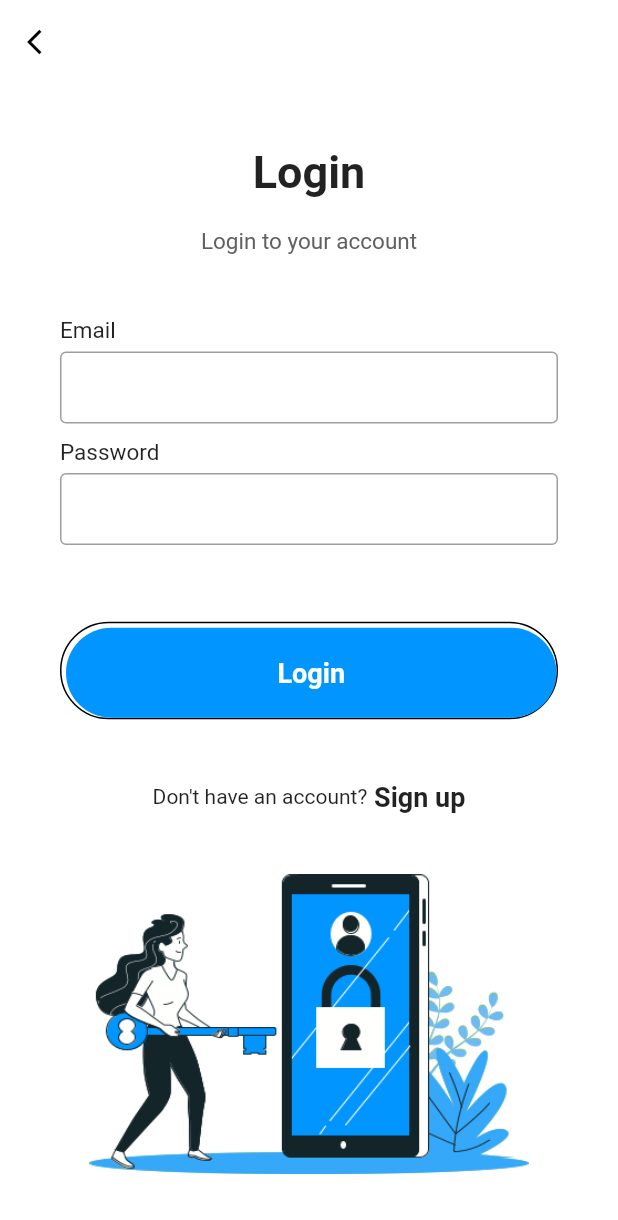
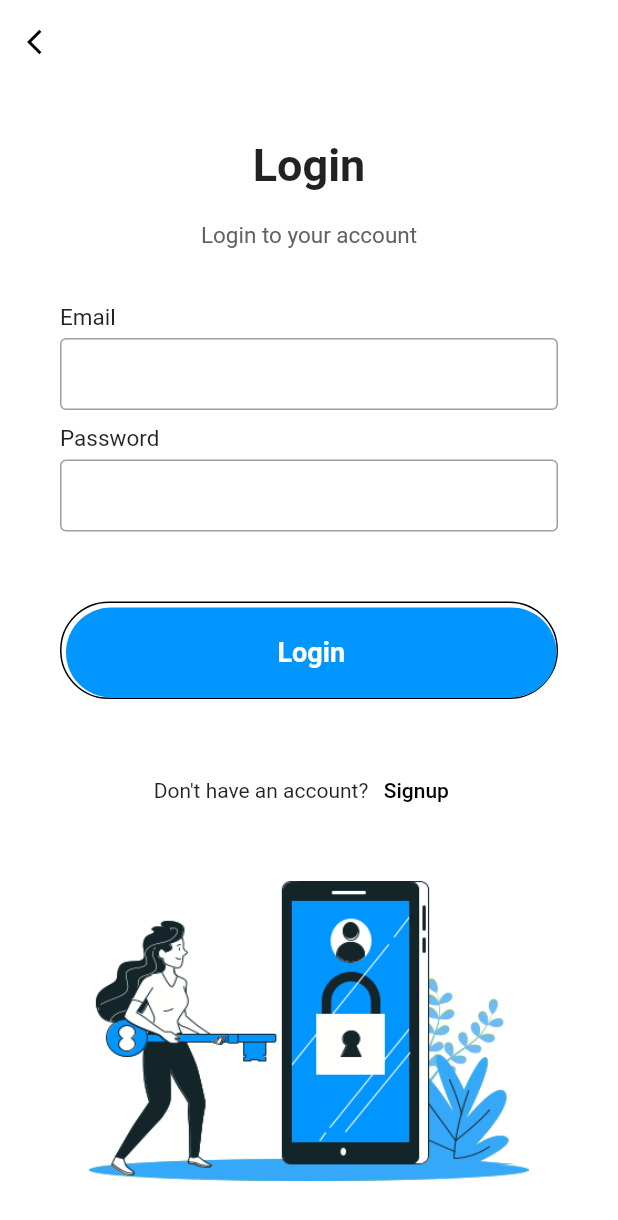
Before and after one commit to IF20CRIZALALFIKRI/GudangKu, a Flutter app: the screen it shows after launch, after a tap on "Sign up", on a phone screen of 412 x 824 dp. Shown: the top 1220 px of the screen. Run offline on Flutter 3.47's test engine with Material 2 defaults, Android fonts, the phone set to English and light mode, and no system bars.

Commit message:
Saya mengedit login.dart dan pubspec.yaml

```diff
--- a/lib/Screen/login.dart
+++ b/lib/Screen/login.dart
@@ -1,4 +1,5 @@
 import 'package:flutter/material.dart';
+import 'package:gudangku/Screen/signup.dart';
 
 class LoginPage extends StatelessWidget {
   @override
@@ -92,12 +93,17 @@ class LoginPage extends StatelessWidget {
                       mainAxisAlignment: MainAxisAlignment.center,
                       children: <Widget>[
                         Text("Don't have an account?"),
-                        Text(
-                          " Sign up",
-                          style: TextStyle(
-                            fontWeight: FontWeight.w600,
-                            fontSize: 18,
+                        TextButton(
+                          child: Text(
+                            "Signup",
+                            style: TextStyle(color: Colors.black),
                           ),
+                          onPressed: () {
+                            Navigator.push(
+                                context,
+                                MaterialPageRoute(
+                                    builder: (context) => SignupPage()));
+                          },
                         )
                       ],
                     ),
--- a/pubspec.yaml
+++ b/pubspec.yaml
@@ -60,7 +60,6 @@ flutter:
       - assets/background.png
 
 
-
   # To add assets to your application, add an assets section, like this:
   # assets:
   #   - images/a_dot_burr.jpeg
```
